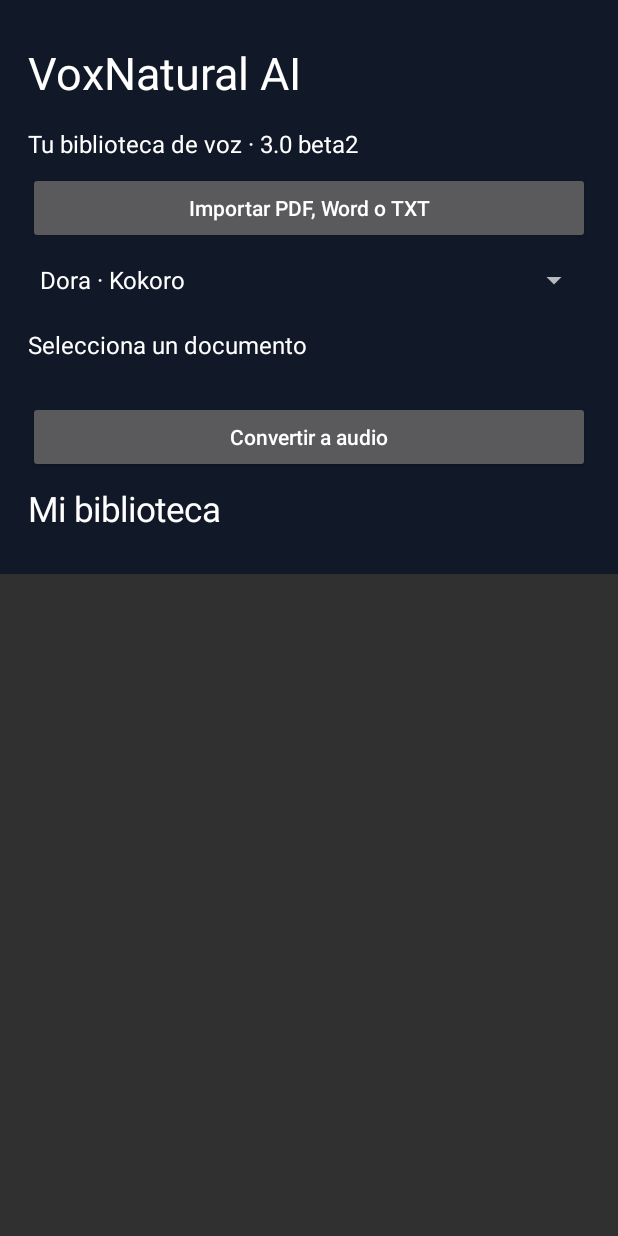
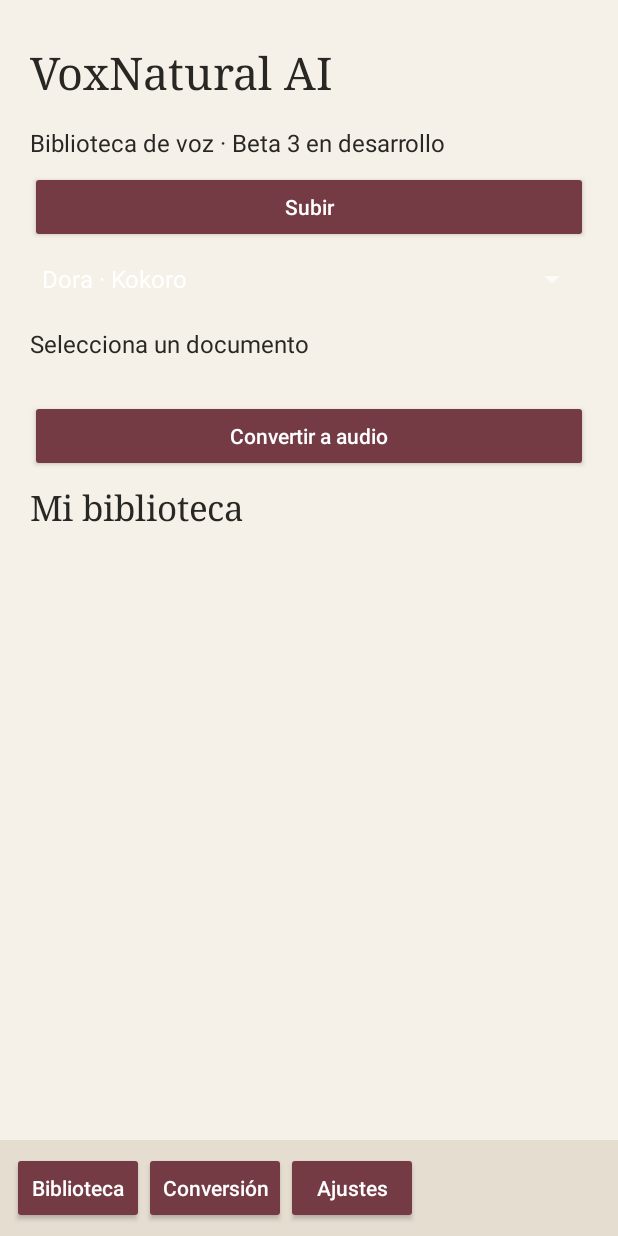
Before and after one commit to davidcadengod-arch/VoxNatural-AI., an Android app: the screen it shows after launch (MainActivity), on a phone screen of 412 x 824 dp. Run offline under Robolectric (Android 15) with nearby library versions, the phone set to English and light mode, and no system bars; libraries missing offline, so code that uses them is left out: com.tom_roush.pdfbox; 1 statement that could not run was skipped.

Commit message:
Begin editorial Android layout with adaptive navigation and persistent dark theme

```diff
--- a/app/src/main/java/com/voxnatural/app/MainActivity.kt
+++ b/app/src/main/java/com/voxnatural/app/MainActivity.kt
@@ -16,6 +16,14 @@ import com.tom_roush.pdfbox.text.PDFTextStripper
 
 class MainActivity : Activity() {
  private lateinit var root: LinearLayout
+ private lateinit var shell: LinearLayout
+ private lateinit var nav: LinearLayout
+ private var dark=false
+ private fun ink()=Color.parseColor(if(dark)"#F5F1E8" else "#282723")
+ private fun paper()=Color.parseColor(if(dark)"#282723" else "#F5F1E8")
+ private fun sand()=Color.parseColor(if(dark)"#393630" else "#E5DDD0")
+ private val burgundy=Color.parseColor("#743B45")
+ private fun dp(n:Int)=(n*resources.displayMetrics.density).toInt()
  private lateinit var status: TextView
  private lateinit var library: LinearLayout
  private lateinit var voice: Spinner
@@ -28,11 +36,20 @@ class MainActivity : Activity() {
   super.onCreate(b)
   PDFBoxResourceLoader.init(applicationContext)
   docs=File(filesDir,"library").apply { mkdirs() }
-  root=LinearLayout(this).apply { orientation=1; setPadding(28,30,28,30); setBackgroundColor(Color.rgb(17,24,39)) }
-  setContentView(ScrollView(this).apply { addView(root) })
+  dark=getPreferences(0).getBoolean("dark",false)
+  val wide=resources.configuration.orientation==android.content.res.Configuration.ORIENTATION_LANDSCAPE
+  shell=LinearLayout(this).apply{orientation=if(wide)0 else 1;setBackgroundColor(paper())}
+  nav=LinearLayout(this).apply{orientation=if(wide)1 else 0;setBackgroundColor(sand());setPadding(dp(8),dp(8),dp(8),dp(8))}
+  root=LinearLayout(this).apply { orientation=1; setPadding(dp(20),dp(20),dp(20),dp(20)); setBackgroundColor(paper()) }
+  val scroll=ScrollView(this).apply{addView(root)}
+  if(wide){shell.addView(nav,LinearLayout.LayoutParams(dp(160),-1));shell.addView(scroll,LinearLayout.LayoutParams(0,-1,1f))}else{shell.addView(scroll,LinearLayout.LayoutParams(-1,0,1f));shell.addView(nav,LinearLayout.LayoutParams(-1,-2))}
+  setContentView(shell)
+  button(nav,"Biblioteca"){library.requestFocus();scroll.smoothScrollTo(0,library.top)}
+  button(nav,"Conversión"){scroll.smoothScrollTo(0,0)}
+  button(nav,"Ajustes"){android.app.AlertDialog.Builder(this).setTitle("Ajustes").setItems(arrayOf(if(dark)"Modo claro" else "Modo oscuro")){_,_->getPreferences(0).edit().putBoolean("dark",!dark).apply();recreate()}.show()}
   label(root,"VoxNatural AI",30)
-  label(root,"Tu biblioteca de voz · 3.0 beta2",16)
-  button(root,"Importar PDF, Word o TXT") {
+  label(root,"Biblioteca de voz · Beta 3 en desarrollo",16)
+  button(root,"Subir") {
    startActivityForResult(Intent(Intent.ACTION_OPEN_DOCUMENT).apply { type="*/*"; addCategory(Intent.CATEGORY_OPENABLE); putExtra(Intent.EXTRA_MIME_TYPES,arrayOf("application/pdf","application/vnd.openxmlformats-officedocument.wordprocessingml.document","text/plain")) },10)
   }
   voice=Spinner(this).apply { adapter=ArrayAdapter(this@MainActivity,android.R.layout.simple_spinner_dropdown_item,arrayOf("Dora · Kokoro","Alex · Kokoro","Santa · Kokoro","DaveFX · Piper","Español · motor local de Android","Supertonic 3 · F1","Supertonic 3 · M1")) }
@@ -48,8 +65,8 @@ class MainActivity : Activity() {
   render()
   if(android.os.Build.VERSION.SDK_INT>=33) requestPermissions(arrayOf("android.permission.POST_NOTIFICATIONS"),99)
  }
- private fun label(parent:LinearLayout,s:String,size:Int)=TextView(this).apply { text=s; textSize=size.toFloat(); setTextColor(Color.WHITE); setPadding(0,12,0,12); parent.addView(this) }
- private fun button(parent:LinearLayout,s:String,action:()->Unit)=Button(this).apply { text=s; isAllCaps=false; setOnClickListener { action() }; parent.addView(this) }
+ private fun label(parent:LinearLayout,s:String,size:Int)=TextView(this).apply { text=s; textSize=size.toFloat(); setTextColor(ink()); if(size>=23)typeface=android.graphics.Typeface.SERIF; setPadding(0,12,0,12); parent.addView(this) }
+ private fun button(parent:LinearLayout,s:String,action:()->Unit)=Button(this).apply { text=s; isAllCaps=false; setTextColor(Color.WHITE); backgroundTintList=android.content.res.ColorStateList.valueOf(burgundy); setOnClickListener { action() }; parent.addView(this) }
  private fun toast(s:String)=Toast.makeText(this,s,Toast.LENGTH_LONG).show()
  override fun onResume(){ super.onResume(); refresh.post(tick) }
  override fun onPause(){ refresh.removeCallbacks(tick); super.onPause() }
```
